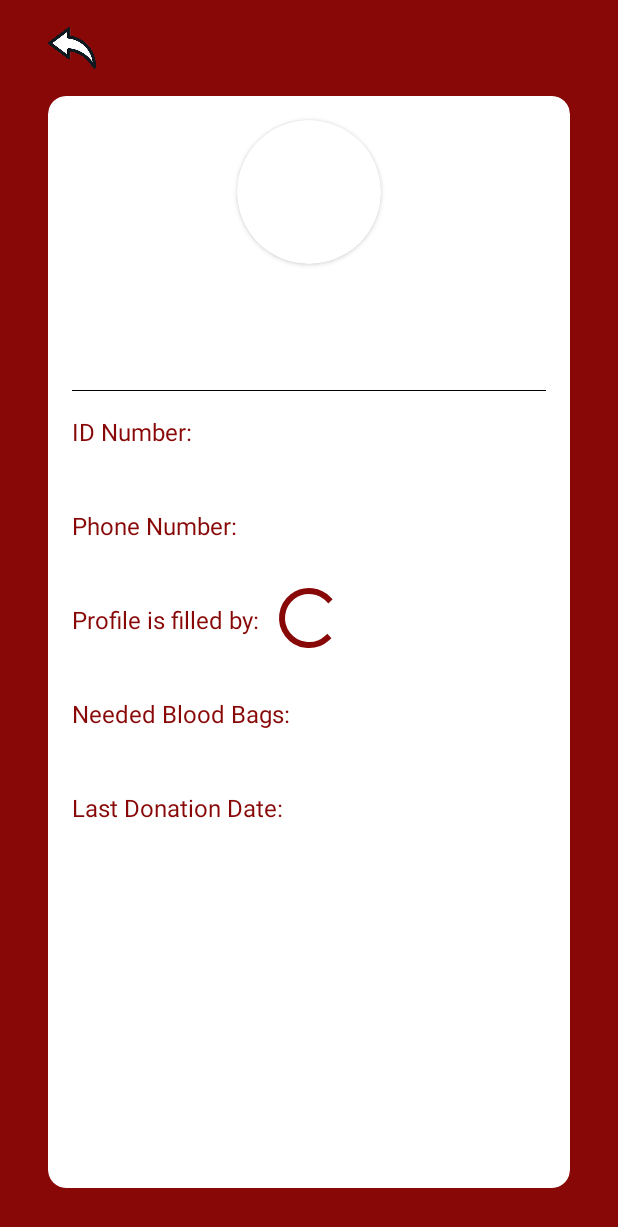
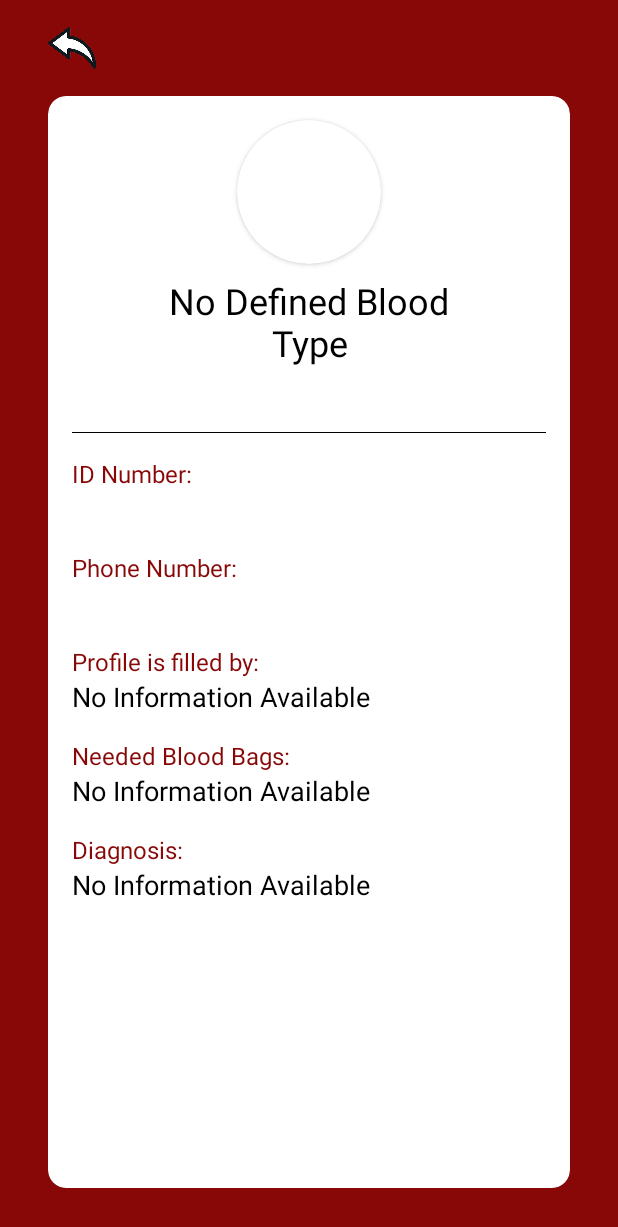
Before and after one commit to AhmedMaad/Blood-Pal, an Android app: the PatientProfileActivity screen opened directly, with no data from a screen before it, on a phone screen of 412 x 824 dp. Shown: the top 1227 px of the screen. Run offline under Robolectric (Android 15) with nearby library versions, the phone set to English and light mode, and no system bars; our stand-ins replace Firebase (no records; nobody signed in at launch, a user with empty details on screens opened directly); Roboto replaces fonts that are not available here; 7 statements that could not run were skipped.

Commit message:
Reading Patient/Donor Profiles

```diff
--- a/app/src/main/java/com/maad/bloodpal/patient/PatientProfileActivity.kt
+++ b/app/src/main/java/com/maad/bloodpal/patient/PatientProfileActivity.kt
@@ -2,17 +2,69 @@ package com.maad.bloodpal.patient
 
 import androidx.appcompat.app.AppCompatActivity
 import android.os.Bundle
+import android.view.View
+import com.bumptech.glide.Glide
+import com.google.firebase.firestore.FirebaseFirestore
+import com.google.firebase.firestore.ktx.firestore
+import com.google.firebase.ktx.Firebase
+import com.maad.bloodpal.R
+import com.maad.bloodpal.RegisteredUser
 import com.maad.bloodpal.databinding.ActivityPatientProfileBinding
 
 class PatientProfileActivity : AppCompatActivity() {
+
+    private lateinit var db: FirebaseFirestore
+    private lateinit var binding: ActivityPatientProfileBinding
+
     override fun onCreate(savedInstanceState: Bundle?) {
         super.onCreate(savedInstanceState)
-        val binding = ActivityPatientProfileBinding.inflate(layoutInflater)
+        binding = ActivityPatientProfileBinding.inflate(layoutInflater)
         setContentView(binding.root)
-
+        db = Firebase.firestore
         binding.backBtn.setOnClickListener { finish() }
 
-        //hide progress bar after showing data from server
+        val prefs = getSharedPreferences("user_settings", MODE_PRIVATE)
+        val id = prefs.getString("id", null)!!
+
+        db
+            .collection("users")
+            .document(id)
+            .get()
+            .addOnSuccessListener {
+                val user = it.toObject(RegisteredUser::class.java)!!
+                Glide.with(this).load(user.picture).into(binding.profileIv)
+                when (user.gender) {
+                    "Male" -> binding.genderIv.setImageResource(R.drawable.ic_male)
+                    "Female" -> binding.genderIv.setImageResource(R.drawable.ic_female)
+                }
+                binding.emailTv.text = user.email
+                binding.idValueTv.text = user.idNumber
+                binding.phoneValueTv.text = user.mobile
+                binding.bloodTypeTv.text = it.getString("bloodType") ?: "No Defined Blood Type"
+                binding.bloodBagsValueTv.text =
+                    it.getString("bloodBags") ?: "No Information Available"
+                binding.diagnosisValueTv.text =
+                    it.getString("diagnosis") ?: "No Information Available"
+                getHospitalName(it.getString("hospitalId") ?: "No Information Available")
+            }
+
 
     }
+
+    private fun getHospitalName(hospitalId: String) {
+        if (hospitalId == "No Information Available") {
+            binding.filledByValueTv.text = "No Information Available"
+            binding.progress.visibility = View.GONE
+        } else
+            db
+                .collection("users")
+                .document(hospitalId)
+                .get()
+                .addOnSuccessListener {
+                    binding.filledByValueTv.text = it.getString("name")
+                    binding.progress.visibility = View.GONE
+                }
+
+    }
+
 }
--- a/app/src/main/java/com/maad/bloodpal/registeration/LoginActivity.kt
+++ b/app/src/main/java/com/maad/bloodpal/registeration/LoginActivity.kt
@@ -32,7 +32,7 @@ class LoginActivity : AppCompatActivity() {
         binding.loginBtn.setOnClickListener {
             //val email = binding.emailEt.text.toString()
             //val password = binding.passwordEt.text.toString()
-            val email = "noura.medhat12@gmail.com"
+            val email = "d1@gmail.com"
             val password = "123456"
             if (email.isEmpty() || password.isEmpty())
                 Toast.makeText(this, "Important Fields are missing", Toast.LENGTH_SHORT).show()
--- a/app/src/main/res/layout/activity_donor_profile.xml
+++ b/app/src/main/res/layout/activity_donor_profile.xml
@@ -44,6 +44,7 @@
                         android:id="@+id/profile_iv"
                         android:layout_width="match_parent"
                         android:layout_height="match_parent"
+                        android:scaleType="centerCrop"
                         tools:src="@tools:sample/avatars" />
 
                 </androidx.cardview.widget.CardView>
@@ -204,8 +205,10 @@
                     android:id="@+id/pressure_value_tv"
                     android:layout_width="0dp"
                     android:layout_height="wrap_content"
+                    android:layout_marginBottom="16dp"
                     android:textColor="@color/black"
                     android:textSize="18sp"
+                    app:layout_constraintBottom_toBottomOf="parent"
                     app:layout_constraintEnd_toEndOf="parent"
                     app:layout_constraintStart_toStartOf="@id/id_value_tv"
                     app:layout_constraintTop_toBottomOf="@id/pressure_key_tv"
--- a/app/src/main/res/layout/activity_patient_profile.xml
+++ b/app/src/main/res/layout/activity_patient_profile.xml
@@ -44,6 +44,7 @@
                         android:id="@+id/profile_iv"
                         android:layout_width="match_parent"
                         android:layout_height="match_parent"
+                        android:scaleType="centerCrop"
                         tools:src="@tools:sample/avatars" />
 
                 </androidx.cardview.widget.CardView>
@@ -161,7 +162,7 @@
                     app:layout_constraintTop_toBottomOf="@id/filled_by_value_tv" />
 
                 <TextView
-                    android:id="@+id/hemoglobin_value_tv"
+                    android:id="@+id/blood_bags_value_tv"
                     android:layout_width="0dp"
                     android:layout_height="wrap_content"
                     android:textColor="@color/black"
@@ -176,17 +177,19 @@
                     style="@style/KeyTV"
                     android:layout_width="wrap_content"
                     android:layout_height="wrap_content"
-                    android:text="Last Donation Date:"
+                    android:text="Diagnosis:"
                     app:layout_constraintStart_toStartOf="@id/id_key_tv"
-                    app:layout_constraintTop_toBottomOf="@id/hemoglobin_value_tv" />
+                    app:layout_constraintTop_toBottomOf="@id/blood_bags_value_tv" />
 
                 <TextView
                     android:id="@+id/diagnosis_value_tv"
                     android:layout_width="0dp"
                     android:layout_height="wrap_content"
                     android:layout_marginEnd="8dp"
+                    android:layout_marginBottom="16dp"
                     android:textColor="@color/black"
                     android:textSize="18sp"
+                    app:layout_constraintBottom_toBottomOf="parent"
                     app:layout_constraintEnd_toEndOf="parent"
                     app:layout_constraintStart_toStartOf="@id/id_value_tv"
                     app:layout_constraintTop_toBottomOf="@id/diagnosis_key_tv"
```
Also changed, not shown: app/src/main/java/com/maad/bloodpal/donor/DonorProfileActivity.kt (+56 -3 lines).
